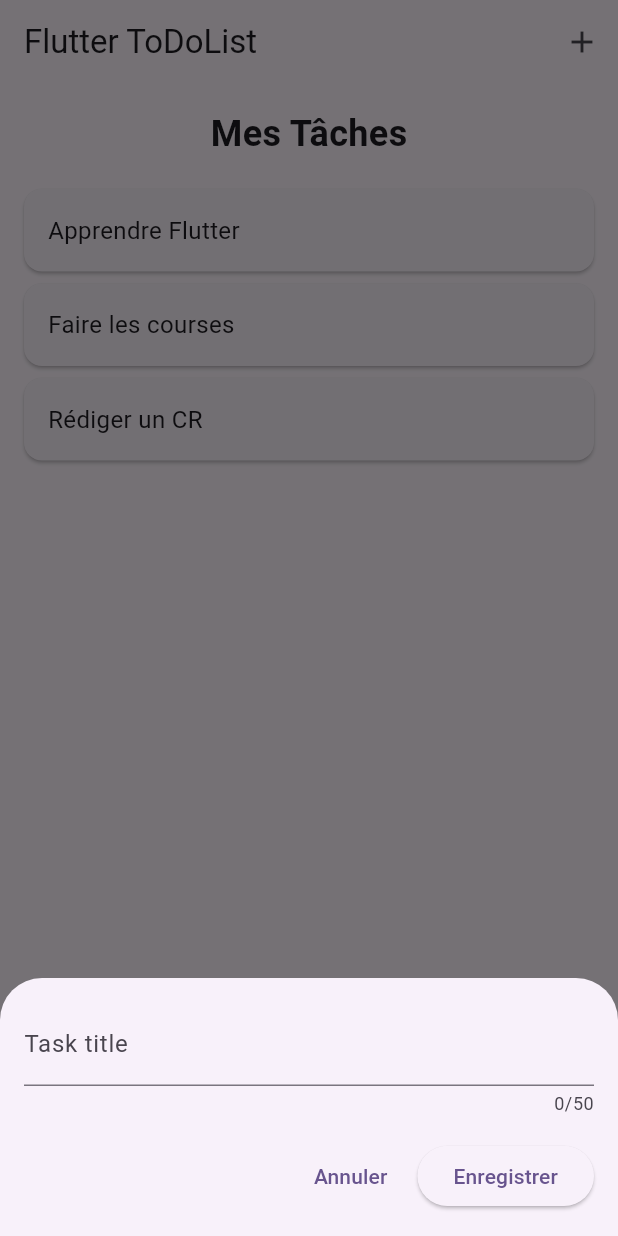
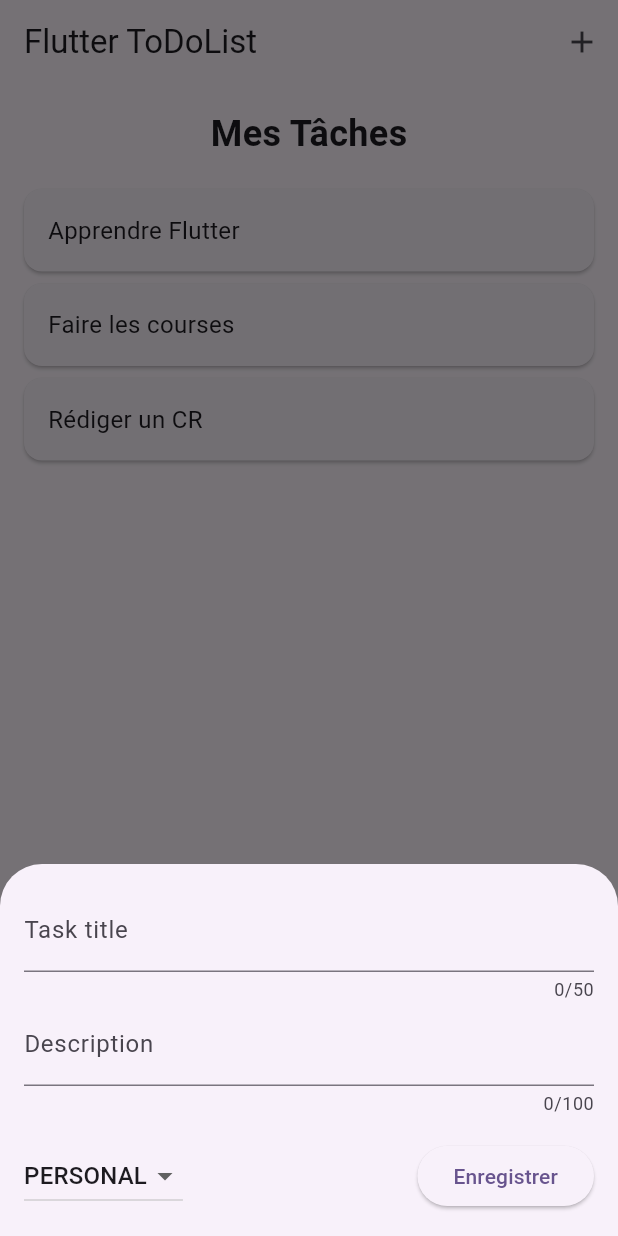
Before and after one commit to YoussefLouzi/FLUTTER-TODOLIST, a Flutter app: the screen it shows after launch, after a tap on the "add" icon, on a phone screen of 412 x 824 dp. Run offline on Flutter 3.47's test engine with Material 3 defaults, Android fonts, the phone set to English and light mode, and no system bars.

```diff
--- a/lib/tasks.dart
+++ b/lib/tasks.dart
@@ -34,12 +34,18 @@ class _TasksState extends State<Tasks> {
     ),
   ];
 
+  Future<void> _addTask(Task task) async {
+    await Future.delayed(Duration(seconds: 2));
+    setState(() {
+      _registeredTasks.add(task);
+    });
+    Navigator.pop(context);
+  }
+
   void _openAddTaskOverlay() {
     showModalBottomSheet(
       context: context,
-      useSafeArea: true,
-      isScrollControlled: true,
-      builder: (ctx) => const NewTask(),
+      builder: (ctx) => NewTask(onAddTask: _addTask),
     );
   }
 
--- a/lib/widgets/new_task.dart
+++ b/lib/widgets/new_task.dart
@@ -1,7 +1,13 @@
 import 'package:flutter/material.dart';
+import 'package:todolist_app/models/task.dart';
 
 class NewTask extends StatefulWidget {
-  const NewTask({super.key});
+  const NewTask({
+    super.key,
+    required this.onAddTask,
+  });
+
+  final void Function(Task task) onAddTask;
 
   @override
   State<NewTask> createState() {
@@ -10,11 +16,14 @@ class NewTask extends StatefulWidget {
 }
 
 class _NewTaskState extends State<NewTask> {
+  Category _selectedCategory = Category.personal;
   final _titleController = TextEditingController();
+  final _descriptionController = TextEditingController();
 
   @override
   void dispose() {
     _titleController.dispose();
+    _descriptionController.dispose();
     super.dispose();
   }
 
@@ -38,8 +47,16 @@ class _NewTaskState extends State<NewTask> {
       );
       return;
     }
-    // Pour l'instant, on ferme juste la modal après validation
-    Navigator.pop(context);
+
+    // Créer et ajouter la nouvelle tâche
+    widget.onAddTask(
+      Task(
+        title: _titleController.text,
+        description: _descriptionController.text,
+        date: DateTime(2023, 10, 16, 14, 30),
+        category: _selectedCategory,
+      ),
+    );
   }
 
   @override
@@ -56,17 +73,36 @@ class _NewTaskState extends State<NewTask> {
               label: Text('Task title'),
             ),
           ),
+          TextField(
+            controller: _descriptionController,
+            maxLength: 100,
+            decoration: const InputDecoration(
+              label: Text('Description'),
+            ),
+          ),
           const SizedBox(height: 16),
           Row(
-            mainAxisAlignment: MainAxisAlignment.end,
             children: [
-              TextButton(
-                onPressed: () {
-                  Navigator.pop(context);
+              DropdownButton<Category>(
+                value: _selectedCategory,
+                items: Category.values
+                    .map((category) => DropdownMenuItem<Category>(
+                          value: category,
+                          child: Text(
+                            category.name.toUpperCase(),
+                          ),
+                        ))
+                    .toList(),
+                onChanged: (value) {
+                  if (value == null) {
+                    return;
+                  }
+                  setState(() {
+                    _selectedCategory = value;
+                  });
                 },
-                child: const Text('Annuler'),
               ),
-              const SizedBox(width: 8),
+              const Spacer(),
               ElevatedButton(
                 onPressed: _submitTaskData,
                 child: const Text('Enregistrer'),
```
Also changed, not shown: 2 other files.
